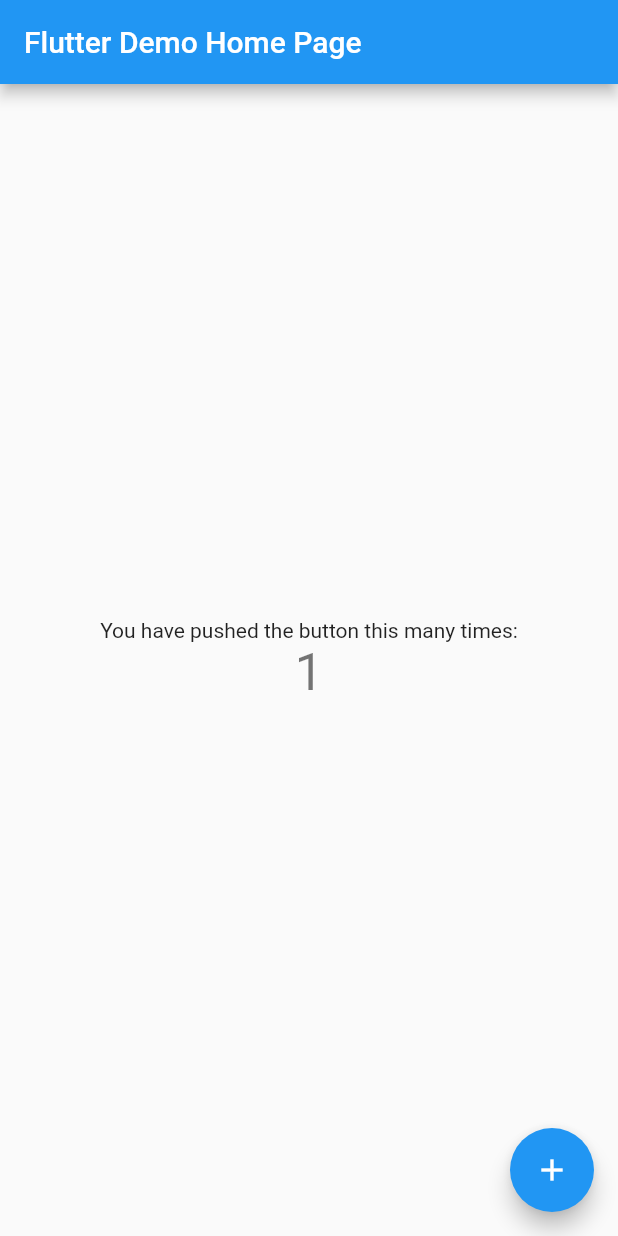
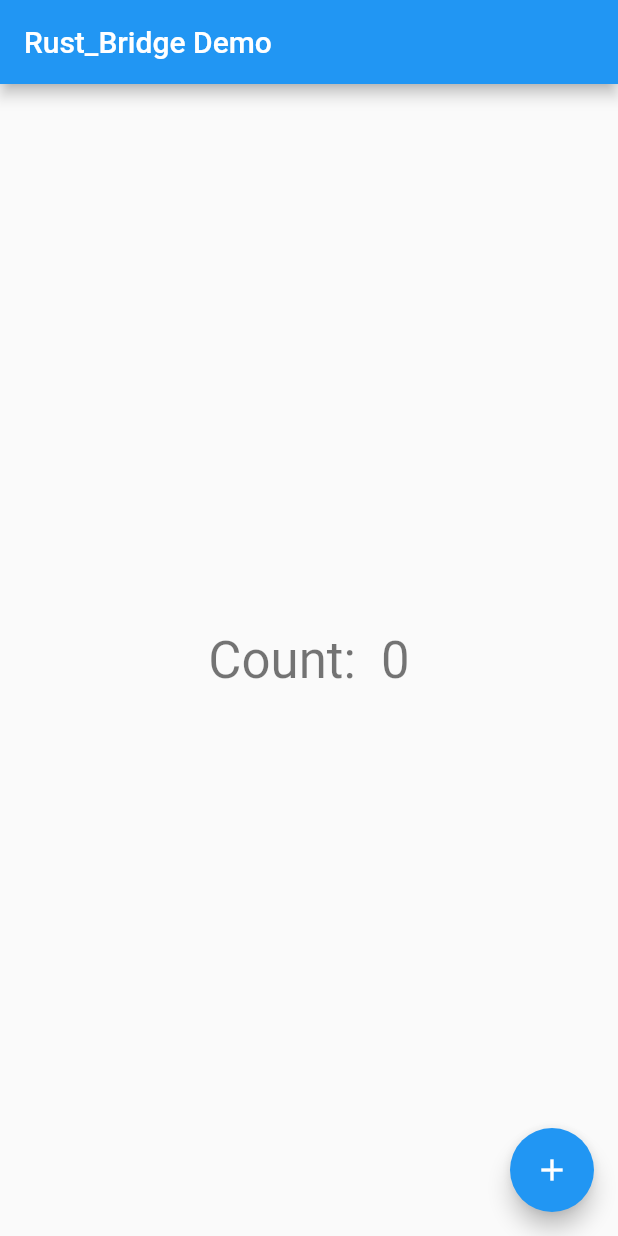
Before and after one commit to xdd666t/flutter_preview, a Flutter app: the screen it shows after launch, after a tap on the "add" icon, on a phone screen of 412 x 824 dp. Run offline on Flutter 3.47's test engine with Material 2 defaults, Android fonts, the phone set to English and light mode, and no system bars; our stand-ins replace native_ffi; missing offline and left inert: dart:ffi, flutter_rust_bridge.

Commit message:
完成ios配置

```diff
--- /dev/null
+++ b/code_helper/lib/ffi/native_ffi.dart
@@ -0,0 +1,27 @@
+import 'dart:ffi';
+import 'dart:io';
+
+class NativeFFI {
+  NativeFFI._();
+
+  static DynamicLibrary? _dyLib;
+
+  static DynamicLibrary get dyLib {
+    if (_dyLib != null) return _dyLib!;
+
+    const base = 'rust_ffi';
+    if (Platform.isIOS) {
+      _dyLib = DynamicLibrary.process();
+    } else if (Platform.isMacOS) {
+      _dyLib = DynamicLibrary.executable();
+    } else if (Platform.isAndroid) {
+      _dyLib = DynamicLibrary.open('lib$base.so');
+    } else if (Platform.isWindows) {
+      _dyLib = DynamicLibrary.open('$base.dll');
+    } else {
+      throw Exception('DynamicLibrary初始化失败');
+    }
+
+    return _dyLib!;
+  }
+}
--- /dev/null
+++ b/code_helper/lib/ffi/native_fun.dart
@@ -0,0 +1,11 @@
+import 'native_ffi.dart';
+import 'rust_ffi/rust_ffi.dart';
+
+class NativeFun {
+  static final _ffi = RustFfiImpl(NativeFFI.dyLib);
+
+  static Future<int> add(int left, int right) async {
+    int sum = await _ffi.add(left: left, right: right);
+    return sum;
+  }
+}
--- a/code_helper/lib/main.dart
+++ b/code_helper/lib/main.dart
@@ -1,4 +1,6 @@
 import 'package:flutter/material.dart';
+
+import 'ffi/native_fun.dart';
 
 void main() {
   runApp(const MyApp());
@@ -7,41 +9,14 @@
 class MyApp extends StatelessWidget {
   const MyApp({super.key});
 
-  // This widget is the root of your application.
   @override
   Widget build(BuildContext context) {
-    return MaterialApp(
-      title: 'Flutter Demo',
-      theme: ThemeData(
-        // This is the theme of your application.
-        //
-        // Try running your application with "flutter run". You'll see the
-        // application has a blue toolbar. Then, without quitting the app, try
-        // changing the primarySwatch below to Colors.green and then invoke
-        // "hot reload" (press "r" in the console where you ran "flutter run",
-        // or simply save your changes to "hot reload" in a Flutter IDE).
-        // Notice that the counter didn't reset back to zero; the application
-        // is not restarted.
-        primarySwatch: Colors.blue,
-      ),
-      home: const MyHomePage(title: 'Flutter Demo Home Page'),
-    );
+    return const MaterialApp(title: 'Flutter Demo', home: MyHomePage());
   }
 }
 
 class MyHomePage extends StatefulWidget {
-  const MyHomePage({super.key, required this.title});
-
-  // This widget is the home page of your application. It is stateful, meaning
-  // that it has a State object (defined below) that contains fields that affect
-  // how it looks.
-
-  // This class is the configuration for the state. It holds the values (in this
-  // case the title) provided by the parent (in this case the App widget) and
-  // used by the build method of the State. Fields in a Widget subclass are
-  // always marked "final".
-
-  final String title;
+  const MyHomePage({super.key});
 
   @override
   State<MyHomePage> createState() => _MyHomePageState();
@@ -50,66 +25,26 @@
 class _MyHomePageState extends State<MyHomePage> {
   int _counter = 0;
 
-  void _incrementCounter() {
-    setState(() {
-      // This call to setState tells the Flutter framework that something has
-      // changed in this State, which causes it to rerun the build method below
-      // so that the display can reflect the updated values. If we changed
-      // _counter without calling setState(), then the build method would not be
-      // called again, and so nothing would appear to happen.
-      _counter++;
-    });
+  void _incrementCounter() async {
+    _counter = await NativeFun.add(_counter, 2);
+    setState(() {});
   }
 
   @override
   Widget build(BuildContext context) {
-    // This method is rerun every time setState is called, for instance as done
-    // by the _incrementCounter method above.
-    //
-    // The Flutter framework has been optimized to make rerunning build methods
-    // fast, so that you can just rebuild anything that needs updating rather
-    // than having to individually change instances of widgets.
     return Scaffold(
-      appBar: AppBar(
-        // Here we take the value from the MyHomePage object that was created by
-        // the App.build method, and use it to set our appbar title.
-        title: Text(widget.title),
-      ),
+      appBar: AppBar(title: const Text('Rust_Bridge Demo')),
       body: Center(
-        // Center is a layout widget. It takes a single child and positions it
-        // in the middle of the parent.
-        child: Column(
-          // Column is also a layout widget. It takes a list of children and
-          // arranges them vertically. By default, it sizes itself to fit its
-          // children horizontally, and tries to be as tall as its parent.
-          //
-          // Invoke "debug painting" (press "p" in the console, choose the
-          // "Toggle Debug Paint" action from the Flutter Inspector in Android
-          // Studio, or the "Toggle Debug Paint" command in Visual Studio Code)
-          // to see the wireframe for each widget.
-          //
-          // Column has various properties to control how it sizes itself and
-          // how it positions its children. Here we use mainAxisAlignment to
-          // center the children vertically; the main axis here is the vertical
-          // axis because Columns are vertical (the cross axis would be
-          // horizontal).
-          mainAxisAlignment: MainAxisAlignment.center,
-          children: <Widget>[
-            const Text(
-              'You have pushed the button this many times:',
-            ),
-            Text(
-              '$_counter',
-              style: Theme.of(context).textTheme.headline4,
-            ),
-          ],
+        child: Text(
+          'Count:  $_counter',
+          style: Theme.of(context).textTheme.headline4,
         ),
       ),
       floatingActionButton: FloatingActionButton(
         onPressed: _incrementCounter,
         tooltip: 'Increment',
         child: const Icon(Icons.add),
-      ), // This trailing comma makes auto-formatting nicer for build methods.
+      ),
     );
   }
 }
```
Also changed, not shown: code_helper/pubspec.yaml (+4 -28 lines), 8 other files.
